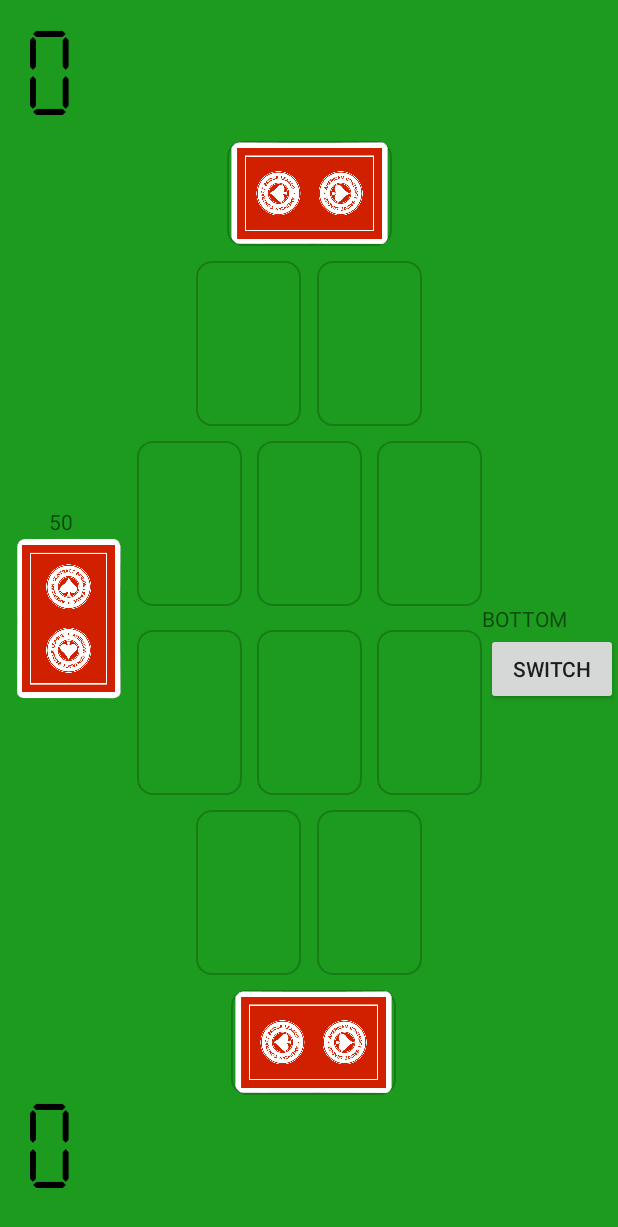
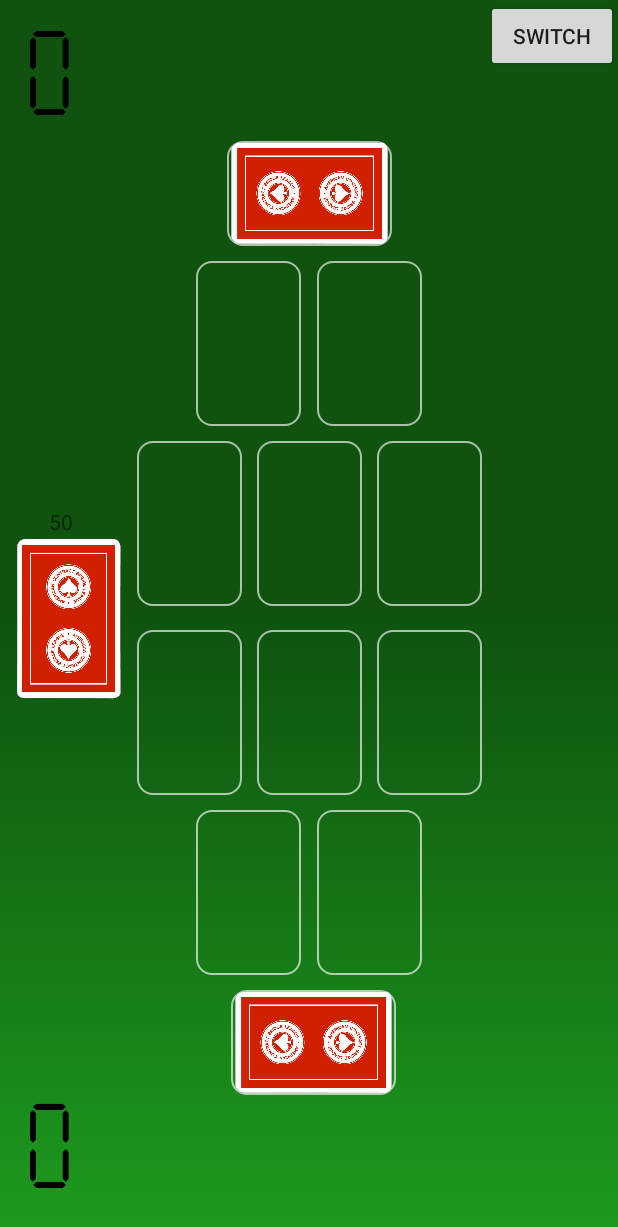
Before and after one commit to Dohmanlechx/Hold-em-Pucker, an Android app: the screen it shows after launch (GameActivity), on a phone screen of 412 x 824 dp. Shown: the top 1227 px of the screen. Run offline under Robolectric (Android 15) with nearby library versions, the phone set to English and light mode, and no system bars; plain views replace EasyFlipView; 4 statements that could not run were skipped.

Commit message:
Added gradient background that tells whose turn it is.

```diff
--- a/app/src/main/java/com/dohman/holdempucker/GameActivity.kt
+++ b/app/src/main/java/com/dohman/holdempucker/GameActivity.kt
@@ -2,14 +2,9 @@ package com.dohman.holdempucker
 
 import android.animation.Animator
 import android.animation.ObjectAnimator
-import android.graphics.Path
 import androidx.appcompat.app.AppCompatActivity
 import android.os.Bundle
 import android.view.View
-import android.view.ViewGroup
-import android.view.animation.Animation
-import androidx.appcompat.widget.AppCompatImageView
-import androidx.core.animation.addListener
 import androidx.lifecycle.Observer
 import androidx.lifecycle.ViewModelProviders
 import com.dohman.holdempucker.cards.Card
@@ -26,8 +21,8 @@ class GameActivity : AppCompatActivity(), View.OnClickListener {
         vm = ViewModelProviders.of(this).get(GameViewModel::class.java)
 
         vm.halfTimeNotifier.observe(this, Observer { clearAllCards(it) })
-        vm.whoseTurnNotifier.observe(this, Observer { txt_whoseturn.text = it })
-        vm.pickedCardNotifier.observe(this, Observer { /*card_picked.setImageResource(it)*/ animateCard(it) })
+        vm.whoseTurnNotifier.observe(this, Observer { turnSwitch(it) })
+        vm.pickedCardNotifier.observe(this, Observer { animateCard(it) })
         vm.cardsCountNotifier.observe(this, Observer { cards_left.text = it.toString() })
         vm.nfyBtmGoalie.observe(this, Observer { if (it) card_bm_goalie.setImageResource(R.drawable.red_back) })
         vm.nfyTopGoalie.observe(this, Observer { if (it) card_top_goalie.setImageResource(R.drawable.red_back) })
@@ -53,7 +48,7 @@ class GameActivity : AppCompatActivity(), View.OnClickListener {
                 start()
             }
 
-            ObjectAnimator.ofFloat(it, View.TRANSLATION_Y, 50f).apply {
+            ObjectAnimator.ofFloat(it, View.TRANSLATION_Y, 70f).apply {
                 addListener(object : Animator.AnimatorListener {
                     override fun onAnimationStart(animation: Animator?) { isAnimationRunning = true }
                     override fun onAnimationCancel(animation: Animator?) {}
@@ -69,6 +64,12 @@ class GameActivity : AppCompatActivity(), View.OnClickListener {
         }
 
 
+    }
+
+    private fun turnSwitch(team: String) {
+        txt_whoseturn.text = team
+        val resId = if (team.toLowerCase() == "bottom") R.drawable.gradient_bottom else R.drawable.gradient_top
+        board_layout.setBackgroundResource(resId)
     }
 
     private fun setOnClickListeners() {
@@ -111,7 +112,7 @@ class GameActivity : AppCompatActivity(), View.OnClickListener {
         period += nextPeriod
 
         if (period > 3 && (teamBottomScore != teamTopScore)) {
-            if (teamBottomScore > teamTopScore) btn_debug.text = "Bottom won!" else "Top won!"
+            if (teamBottomScore > teamTopScore) btn_debug.text = "Bottom won!" else btn_debug.text = "Top won!"
             gameOver()
         } else {
             btn_debug.text = "Period: $period"
--- /dev/null
+++ b/app/src/main/res/drawable/gradient_bottom.xml
@@ -0,0 +1,11 @@
+<?xml version="1.0" encoding="utf-8"?>
+<shape xmlns:android="http://schemas.android.com/apk/res/android">
+
+	<gradient
+		android:angle="90"
+		android:centerColor="@color/victim"
+		android:endColor="@color/victim"
+		android:startColor="@color/board"
+		android:type="linear" />
+
+</shape>
--- /dev/null
+++ b/app/src/main/res/drawable/gradient_top.xml
@@ -0,0 +1,11 @@
+<?xml version="1.0" encoding="utf-8"?>
+<shape xmlns:android="http://schemas.android.com/apk/res/android">
+
+	<gradient
+		android:angle="270"
+		android:centerColor="@color/victim"
+		android:endColor="@color/victim"
+		android:startColor="@color/board"
+		android:type="linear" />
+
+</shape>
--- a/app/src/main/res/drawable/image_border.xml
+++ b/app/src/main/res/drawable/image_border.xml
@@ -1,9 +1,9 @@
 <?xml version="1.0" encoding="utf-8"?>
 <shape xmlns:android="http://schemas.android.com/apk/res/android">
-	<solid android:color="@color/board" />
+	<solid android:color="@color/transparent" />
 	<stroke
 		android:width="1dp"
-		android:color="#33000000" />
+		android:color="#A6FFFFFF" />
 	<padding
 		android:bottom="1dp"
 		android:left="1dp"
--- a/app/src/main/res/layout/activity_game.xml
+++ b/app/src/main/res/layout/activity_game.xml
@@ -2,6 +2,7 @@
 <androidx.constraintlayout.widget.ConstraintLayout xmlns:android="http://schemas.android.com/apk/res/android"
 	xmlns:app="http://schemas.android.com/apk/res-auto"
 	xmlns:tools="http://schemas.android.com/tools"
+	android:id="@+id/board_layout"
 	android:layout_width="match_parent"
 	android:layout_height="match_parent"
 	android:background="@color/board"
@@ -13,16 +14,16 @@
 		android:layout_height="wrap_content"
 		android:text="Switch"
 		app:layout_constraintEnd_toEndOf="parent"
-		app:layout_constraintTop_toBottomOf="@id/txt_whoseturn" />
+		app:layout_constraintTop_toTopOf="parent" />
 
-	<androidx.appcompat.widget.AppCompatTextView
-		android:id="@+id/txt_whoseturn"
-		android:layout_width="wrap_content"
-		android:layout_height="wrap_content"
-		app:layout_constraintBottom_toBottomOf="parent"
-		app:layout_constraintStart_toEndOf="@id/card_bm_forward_right"
-		app:layout_constraintTop_toTopOf="parent"
-		tools:text="Bottom" />
+	<!--<androidx.appcompat.widget.AppCompatTextView-->
+	<!--android:id="@+id/txt_whoseturn"-->
+	<!--android:layout_width="wrap_content"-->
+	<!--android:layout_height="wrap_content"-->
+	<!--app:layout_constraintBottom_toBottomOf="parent"-->
+	<!--app:layout_constraintStart_toEndOf="@id/card_bm_forward_right"-->
+	<!--app:layout_constraintTop_toTopOf="parent"-->
+	<!--tools:text="Bottom" />-->
 
 	<androidx.appcompat.widget.AppCompatTextView
 		android:id="@+id/cards_left"
--- a/app/src/main/res/values/colors.xml
+++ b/app/src/main/res/values/colors.xml
@@ -7,4 +7,6 @@
     <!--GAME ACTIVITY-->
     <color name="board">#1D9B1E</color>
     <color name="black">#000</color>
+    <color name="victim">#0F530F</color>
+    <color name="transparent">#00FFFFFF</color>
 </resources>
```
